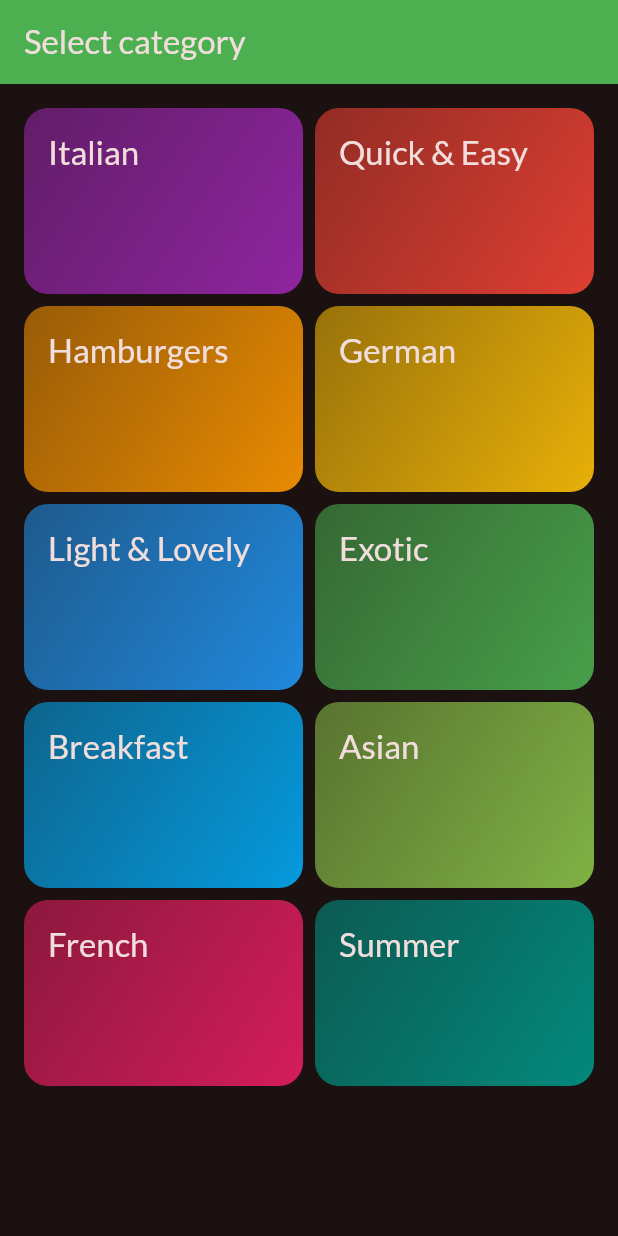
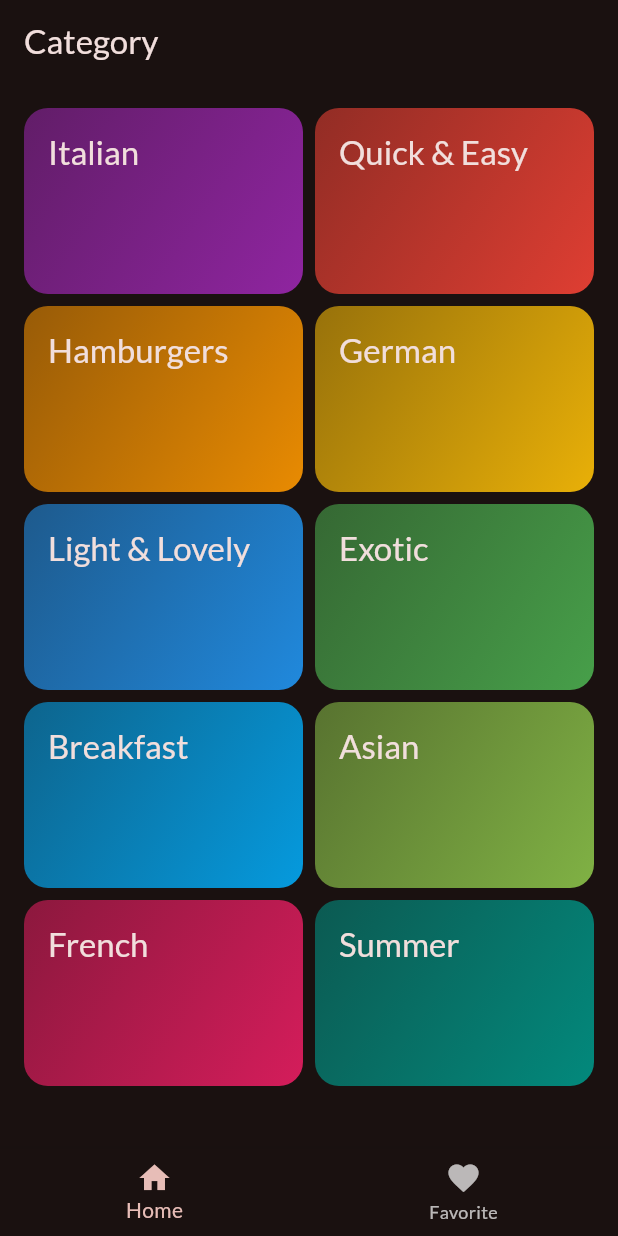
Before and after one commit to premasi/Meals-App, a Flutter app: the screen it shows after launch, on a phone screen of 412 x 824 dp. Run offline on Flutter 3.47's test engine with Material 3 defaults, Android fonts, the phone set to English and light mode, and no system bars; our stand-ins replace google_fonts, transparent_image.

Commit message:
Add bottom navigation

```diff
--- a/lib/main.dart
+++ b/lib/main.dart
@@ -1,6 +1,6 @@
 import 'package:flutter/material.dart';
 import 'package:google_fonts/google_fonts.dart';
-import 'package:meals_app/screens/categories.dart';
+import 'package:meals_app/screens/tabs.dart';
 
 final theme = ThemeData(
     useMaterial3: true,
@@ -21,7 +21,7 @@ class MyApp extends StatelessWidget {
     return MaterialApp(
       title: 'Flutter Demo',
       theme: theme,
-      home: const CategoriesScreen(),
+      home: const Tabs(),
     );
   }
 }
--- a/lib/screens/categories.dart
+++ b/lib/screens/categories.dart
@@ -21,12 +21,7 @@ class CategoriesScreen extends StatelessWidget {
 
   @override
   Widget build(BuildContext context) {
-    return Scaffold(
-      appBar: AppBar(
-        backgroundColor: Colors.green,
-        title: const Text("Select category"),
-      ),
-      body: GridView(
+    return GridView(
       padding: const EdgeInsets.all(16),
       gridDelegate: const SliverGridDelegateWithFixedCrossAxisCount(
           crossAxisCount: 2,
@@ -42,7 +37,6 @@ class CategoriesScreen extends StatelessWidget {
             },
           )
       ],
-      ),
     );
   }
 }
--- /dev/null
+++ b/lib/screens/tabs.dart
@@ -0,0 +1,46 @@
+import 'package:flutter/material.dart';
+import 'package:meals_app/screens/categories.dart';
+import 'package:meals_app/screens/meals.dart';
+
+class Tabs extends StatefulWidget {
+  const Tabs({super.key});
+
+  @override
+  State<Tabs> createState() {
+    return _TabsState();
+  }
+}
+
+class _TabsState extends State<Tabs> {
+  int _selectedPageIndex = 0;
+
+  void _selectPage(int index) {
+    setState(() {
+      _selectedPageIndex = index;
+    });
+  }
+
+  @override
+  Widget build(BuildContext context) {
+    Widget activePage = const CategoriesScreen();
+    var activePageTitle = "Category";
+    if (_selectedPageIndex == 1) {
+      activePage = Meals(listMeals: []);
+      activePageTitle = "Favorties";
+    }
+    return Scaffold(
+      appBar: AppBar(
+        title: Text(activePageTitle),
+      ),
+      body: activePage,
+      bottomNavigationBar: BottomNavigationBar(
+        onTap: _selectPage,
+        currentIndex: _selectedPageIndex,
+        items: const [
+          BottomNavigationBarItem(icon: Icon(Icons.home), label: "Home"),
+          BottomNavigationBarItem(icon: Icon(Icons.favorite), label: "Favorite")
+        ],
+      ),
+    );
+  }
+}
```
Also changed, not shown: lib/screens/meals.dart (+12 -8 lines). Lines whose indentation alone changed are shown as unchanged.
